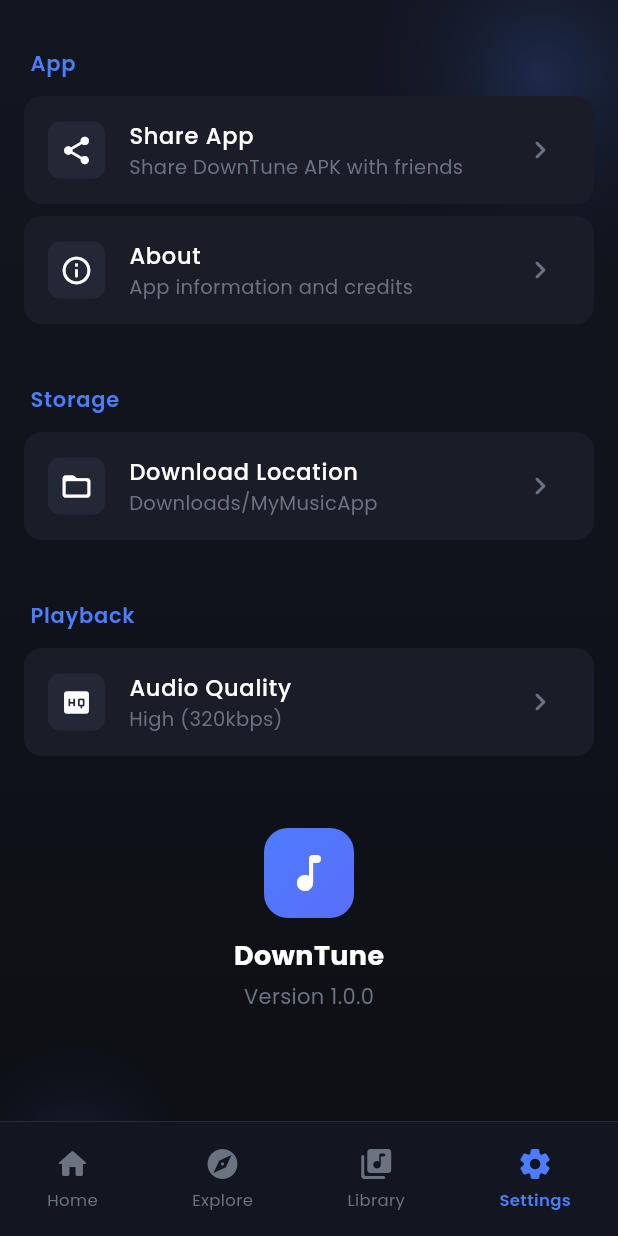
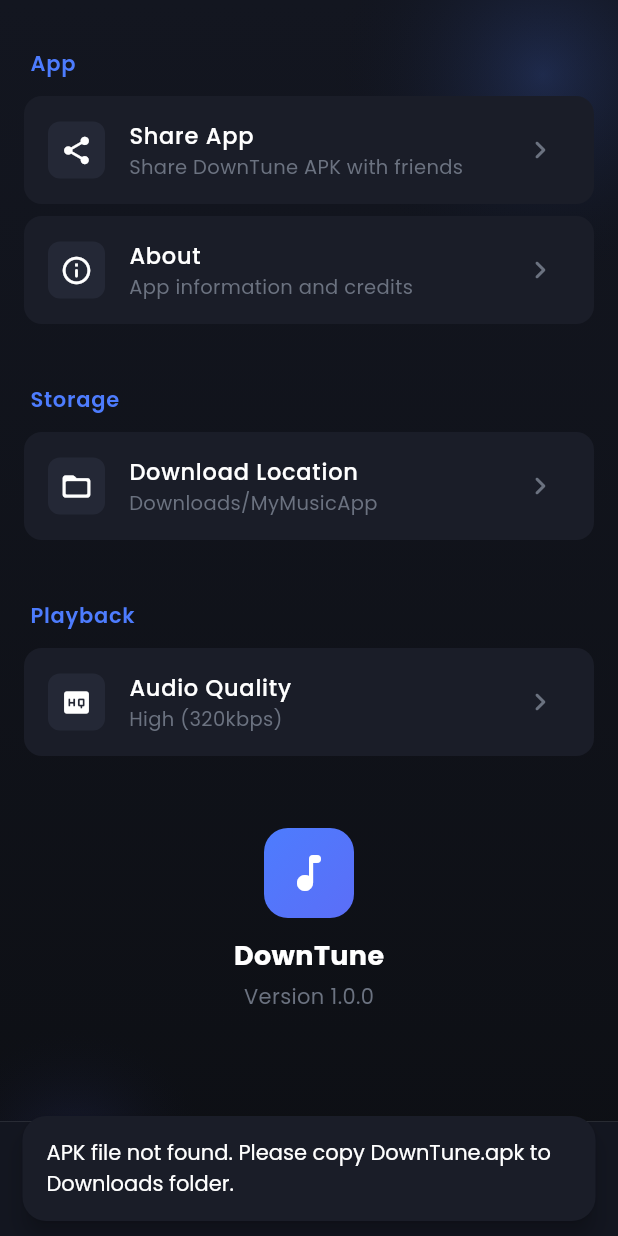
Before and after one commit to ermp8888/own_music_player, a Flutter app: the screen it shows after launch, item 4 of the bottom bar chosen, after a tap on "Share App", on a phone screen of 412 x 824 dp. Run offline on Flutter 3.47's test engine with Material 3 defaults, Android fonts, the phone set to English and light mode, and no system bars; our stand-ins replace audio_service, drift, file_picker, flutter_animate, flutter_riverpod, google_fonts and 5 more; missing offline and left inert: receive_sharing_intent, youtube_explode_dart; accounts and stored records are empty; generated files the repository leaves out were written again; statements that could not run were skipped.

Commit message:
fix: Restore working audio init and optimize APK size
Bug Fixes:
- Reverted async audio init that broke mini player and player screen
- Fixed APK sharing PathAccessException by sharing directly from Downloads
- Fixed syntax error in settings screen

Optimizations:
- Added split-per-abi release build config (28MB vs 68MB unified)
- Added proguard-rules.pro for future R8 minification
- Removed unused path_provider import from settings

APK Sizes:
- arm64-v8a: 28.1 MB
- armeabi-v7a: 25.9 MB
- x86_64: 29.6 MB

```diff
--- a/lib/features/settings/presentation/screens/settings_screen.dart
+++ b/lib/features/settings/presentation/screens/settings_screen.dart
@@ -179,11 +179,13 @@ class SettingsScreen extends ConsumerWidget {
   }
 
   void _shareApp(BuildContext context) async {
-    // Try multiple approaches to share the APK
+    try {
+      // Check if APK exists in Downloads folder
+      final downloadApkPath = '/storage/emulated/0/Download/DownTune.apk';
+      final downloadFile = File(downloadApkPath);
 
-    // Approach 1: Check if we have the APK in Downloads folder
-    final downloadApkPath = '/storage/emulated/0/Download/DownTune.apk';
-    if (await File(downloadApkPath).exists()) {
+      if (await downloadFile.exists()) {
+        // Share directly from Downloads folder
         await Share.shareXFiles(
           [XFile(downloadApkPath)],
           text: '📱 DownTune - Music Player App\n\nInstall this APK to enjoy offline music!',
@@ -192,69 +194,21 @@ class SettingsScreen extends ConsumerWidget {
         return;
       }
 
-    // Approach 2: Try to access the app's own APK via data directory
-    // On Android, the installed APK is at /data/app/[package]/base.apk
-    final possibleApkPaths = [
-      '/data/app/com.example.my_music_app-1/base.apk',
-      '/data/app/com.example.my_music_app-2/base.apk',
-      '/data/app/~~random/com.example.my_music_app/base.apk',
-    ];
-
-    for (final path in possibleApkPaths) {
-      try {
-        final apkFile = File(path);
-        if (await apkFile.exists()) {
-          // Copy to cache for sharing (we can't share directly from /data/app)
-          final cacheDir = await getTemporaryDirectory();
-          final sharePath = '${cacheDir.path}/DownTune.apk';
-          await apkFile.copy(sharePath);
-
-          await Share.shareXFiles(
-            [XFile(sharePath)],
-            text: '📱 DownTune - Music Player App\n\nInstall this APK to enjoy offline music!',
-            subject: 'DownTune App',
+      // If APK doesn't exist in Downloads, prompt user
+      ScaffoldMessenger.of(context).showSnackBar(
+        const SnackBar(
+          content: Text('APK file not found. Please copy DownTune.apk to Downloads folder.'),
+          duration: Duration(seconds: 3),
+        ),
       );
-          return;
-        }
     } catch (e) {
-        // Continue to next path
-      }
-    }
-
-    // Approach 3: Copy APK from app's own directory to Downloads and share
-    try {
-      final appDir = await getApplicationDocumentsDirectory();
-      final parentDir = appDir.parent.parent.parent.parent;
-      // Try to find base.apk in the app's installation directory
-      final apkPath = '${parentDir.path}/base.apk';
-      final apkFile = File(apkPath);
-
-      if (await apkFile.exists()) {
-        final sharePath = '/storage/emulated/0/Download/DownTune.apk';
-        await apkFile.copy(sharePath);
-
-        await Share.shareXFiles(
-          [XFile(sharePath)],
-          text: '📱 DownTune - Music Player App\n\nInstall this APK to enjoy offline music!',
-          subject: 'DownTune App',
-        );
-        return;
-      }
-    } catch (e) {
-      // Continue to fallback
-    }
-
-    // Final fallback - create the APK in Downloads for manual sharing
       ScaffoldMessenger.of(context).showSnackBar(
         SnackBar(
-        content: const Text('To share the app, please copy the APK to Downloads folder'),
-        action: SnackBarAction(
-          label: 'OK',
-          onPressed: () {},
-        ),
-        duration: const Duration(seconds: 4),
+          content: Text('Error: $e'),
+          duration: const Duration(seconds: 3),
         ),
       );
+    }
   }
 
   void _showLocationPicker(BuildContext context, WidgetRef ref) {
--- a/lib/main.dart
+++ b/lib/main.dart
@@ -22,7 +22,7 @@ Future<void> main() async {
   // Initialize database
   final database = AppDatabase();
 
-  // Try to initialize audio handler
+  // Initialize audio handler (required before app starts for player to work)
   MyAudioHandler? audioHandler;
   try {
     audioHandler = await AudioService.init(
```
Also changed, not shown: lib/features/player/presentation/providers/player_provider.dart (line endings or trailing spaces), 2 other files. Lines whose indentation alone changed are shown as unchanged.
